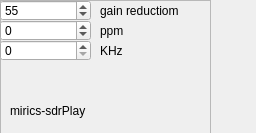
This is src/input/sdrplay/sdrplay-widget.ui in AlbrechtL/welle.io as Qt 5 draws it before an edit. The edited form follows.
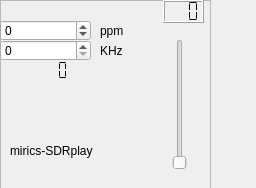
This is the edited form.

Commit message: front of sdrplay palet changed

What changed in the file:
```diff
--- a/src/input/sdrplay/sdrplay-widget.ui
+++ b/src/input/sdrplay/sdrplay-widget.ui
@@ -7,7 +7,7 @@
     <x>0</x>
     <y>0</y>
     <width>256</width>
-    <height>133</height>
+    <height>188</height>
    </rect>
   </property>
   <property name="windowTitle">
@@ -32,29 +32,13 @@
     <property name="geometry">
      <rect>
       <x>10</x>
-      <y>100</y>
+      <y>140</y>
       <width>101</width>
       <height>21</height>
      </rect>
     </property>
     <property name="text">
-     <string>mirics-sdrPlay</string>
-    </property>
-   </widget>
-   <widget class="QSpinBox" name="externalGain">
-    <property name="geometry">
-     <rect>
-      <x>0</x>
-      <y>0</y>
-      <width>91</width>
-      <height>21</height>
-     </rect>
-    </property>
-    <property name="maximum">
-     <number>103</number>
-    </property>
-    <property name="value">
-     <number>55</number>
+     <string>mirics-SDRplay</string>
     </property>
    </widget>
    <widget class="QSpinBox" name="f_correction">
@@ -112,19 +96,6 @@
      <string>ppm</string>
     </property>
    </widget>
-   <widget class="QLabel" name="label_5">
-    <property name="geometry">
-     <rect>
-      <x>100</x>
-      <y>0</y>
-      <width>101</width>
-      <height>21</height>
-     </rect>
-    </property>
-    <property name="text">
-     <string>gain reductiom</string>
-    </property>
-   </widget>
    <widget class="QLabel" name="statusLabel">
     <property name="geometry">
      <rect>
@@ -138,6 +109,51 @@
      <string/>
     </property>
    </widget>
+   <widget class="QLCDNumber" name="api_version">
+    <property name="geometry">
+     <rect>
+      <x>0</x>
+      <y>60</y>
+      <width>91</width>
+      <height>21</height>
+     </rect>
+    </property>
+    <property name="lineWidth">
+     <number>0</number>
+    </property>
+    <property name="segmentStyle">
+     <enum>QLCDNumber::Flat</enum>
+    </property>
+   </widget>
+   <widget class="QSlider" name="gainSlider">
+    <property name="geometry">
+     <rect>
+      <x>170</x>
+      <y>39</y>
+      <width>20</width>
+      <height>131</height>
+     </rect>
+    </property>
+    <property name="orientation">
+     <enum>Qt::Vertical</enum>
+    </property>
+   </widget>
+   <widget class="QLCDNumber" name="gainDisplay">
+    <property name="geometry">
+     <rect>
+      <x>163</x>
+      <y>0</y>
+      <width>41</width>
+      <height>23</height>
+     </rect>
+    </property>
+    <property name="digitCount">
+     <number>3</number>
+    </property>
+    <property name="segmentStyle">
+     <enum>QLCDNumber::Flat</enum>
+    </property>
+   </widget>
   </widget>
  </widget>
  <resources/>
```
The commit also changes 2 other files.
